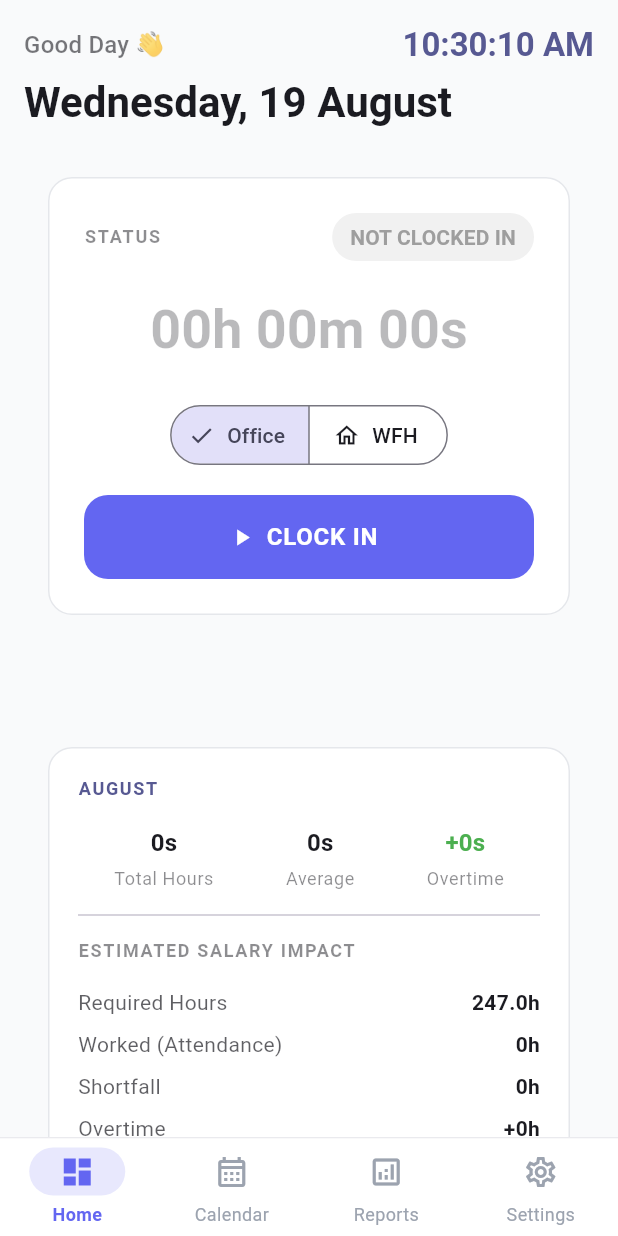
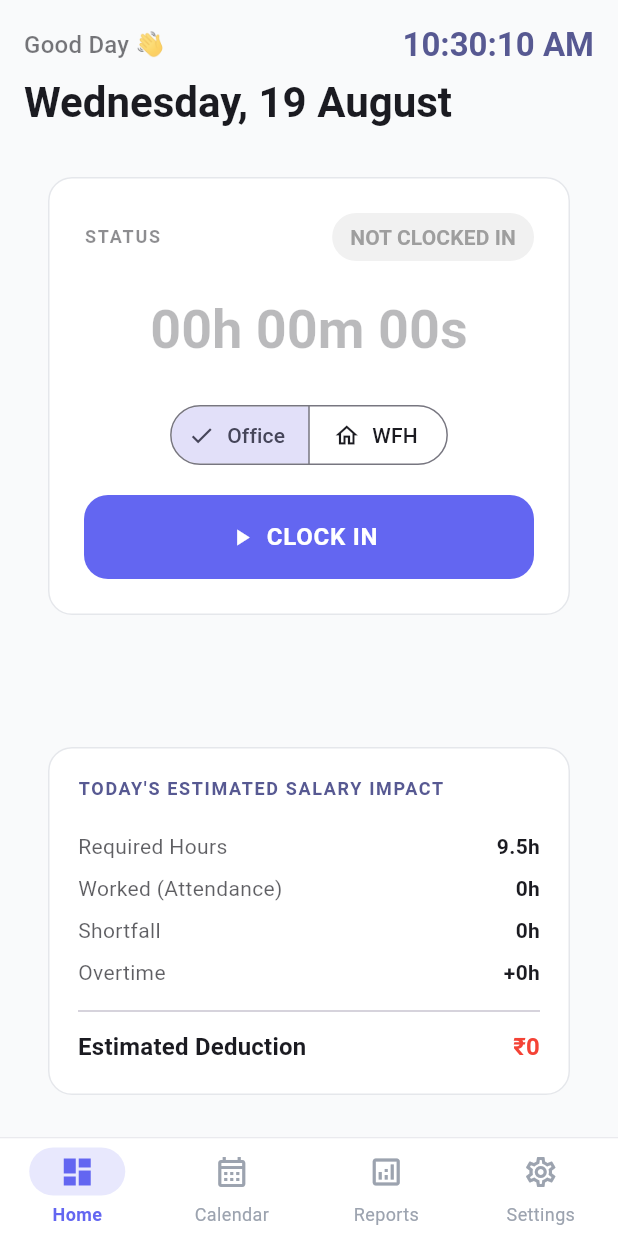
Before and after one commit to bhpy247/TimeTrackingWebApp, a Flutter app: the screen it shows after launch, after a tap on "Office", on a phone screen of 412 x 824 dp. Run offline on Flutter 3.47's test engine with Material 3 defaults, Android fonts, the phone set to English and light mode, and no system bars; our stand-ins replace csv, drift, fl_chart, flutter_riverpod, pdf, shared_preferences; missing offline and left inert: dart:html; accounts and stored records are empty; generated files the repository leaves out were written again.

Commit message:
update the live data of the salary and corrected the shortfall logic

```diff
--- a/lib/presentation/screens/home_screen.dart
+++ b/lib/presentation/screens/home_screen.dart
@@ -114,9 +114,9 @@ class _HomeScreenState extends ConsumerState<HomeScreen> {
               ),
               const SizedBox(height: 24),
 
-              // Monthly Summary Card
+              // Today's Salary Summary Card
               monthEntriesAsync.when(
-                data: (entries) => _buildMonthlySummary(theme, entries, settings),
+                data: (entries) => _LiveTodaySalarySummary(entries: entries, settings: settings),
                 loading: () => const SizedBox.shrink(),
                 error: (err, stack) => const SizedBox.shrink(),
               ),
@@ -540,119 +540,71 @@ class _HomeScreenState extends ConsumerState<HomeScreen> {
       ),
     );
   }
-
-  Widget _buildMonthlySummary(ThemeData theme, List<TimeEntry> entries, UserSettings settings) {
-    final totalDuration = TimeCalculator.calculateMonthlyTotal(entries);
-    final averageDuration = TimeCalculator.calculateMonthlyAverage(entries);
-
-    // Sum up overtime
-    Duration totalOvertime = Duration.zero;
-    for (final entry in entries) {
-      totalOvertime += TimeCalculator.calculateOvertime(entry, settings.expectedWorkingHours);
 }
 
-    String formatDurationSummary(Duration d) {
+class _LiveTodaySalarySummary extends StatefulWidget {
+  final List<TimeEntry> entries;
+  final UserSettings settings;
+
+  const _LiveTodaySalarySummary({
+    required this.entries,
+    required this.settings,
+  });
+
+  @override
+  State<_LiveTodaySalarySummary> createState() => _LiveTodaySalarySummaryState();
+}
+
+class _LiveTodaySalarySummaryState extends State<_LiveTodaySalarySummary> {
+  Timer? _timer;
+
+  @override
+  void initState() {
+    super.initState();
+    _startTimerIfNeeded();
+  }
+
+  @override
+  void didUpdateWidget(covariant _LiveTodaySalarySummary oldWidget) {
+    super.didUpdateWidget(oldWidget);
+    _startTimerIfNeeded();
+  }
+
+  @override
+  void dispose() {
+    _timer?.cancel();
+    super.dispose();
+  }
+
+  void _startTimerIfNeeded() {
+    final hasActiveEntry = widget.entries.any((e) => e.startTime != null && e.endTime == null);
+    if (hasActiveEntry) {
+      if (_timer == null || !_timer!.isActive) {
+        _timer = Timer.periodic(const Duration(seconds: 1), (timer) {
+          if (mounted) {
+            setState(() {});
+          }
+        });
+      }
+    } else {
+      _timer?.cancel();
+      _timer = null;
+    }
+  }
+
+  String _formatHoursMins(Duration d) {
     final hours = d.inHours;
     final minutes = d.inMinutes % 60;
     final seconds = d.inSeconds % 60;
     if (hours > 0) {
       return '${hours}h ${minutes}m';
     } else if (minutes > 0) {
-        return '${minutes}m ${seconds}s';
+      return '${minutes}m';
+    } else if (seconds > 0) {
+      return '${seconds}s';
     } else {
-        return '${seconds}s';
+      return '0h';
     }
-    }
-
-    final totalHoursStr = formatDurationSummary(totalDuration);
-    final averageHoursStr = formatDurationSummary(averageDuration);
-    final overtimeStr = '+${formatDurationSummary(totalOvertime)}';
-
-    final now = DateTime.now();
-    final monthName = DateFormat('MMMM').format(now);
-
-    // Salary & Attendance calculations
-    Duration monthlyAttendance = Duration.zero;
-    Duration monthlyShortfall = Duration.zero;
-    Duration monthlySalaryOvertime = Duration.zero;
-
-    for (final entry in entries) {
-      monthlyAttendance += SalaryCalculationService.calculateAttendanceDuration(entry);
-      final rawShortfall = SalaryCalculationService.calculateShortfall(entry, settings.requiredDailyDurationHours);
-      final roundedShortfall = SalaryCalculationService.applyRounding(rawShortfall, settings.roundingMethod);
-      monthlyShortfall += roundedShortfall;
-      monthlySalaryOvertime += SalaryCalculationService.calculateOvertime(entry, settings.requiredDailyDurationHours);
-    }
-
-    final requiredMonthHours = settings.payrollDays * settings.requiredDailyDurationHours;
-    final estimatedDeduction = SalaryCalculationService.calculateEstimatedDeduction(
-      shortfall: monthlyShortfall,
-      monthlySalary: settings.monthlySalary,
-      requiredDailyHours: settings.requiredDailyDurationHours,
-      payrollDays: settings.payrollDays,
-      deductionMethod: settings.salaryDeductionMethod,
-      roundingMethod: RoundingMethod.exact,
-    );
-
-    return Card(
-      color: theme.colorScheme.surface,
-      child: Padding(
-        padding: const EdgeInsets.all(20),
-        child: Column(
-          crossAxisAlignment: CrossAxisAlignment.start,
-          children: [
-            Text(
-              monthName.toUpperCase(),
-              style: theme.textTheme.labelMedium?.copyWith(
-                fontWeight: FontWeight.bold,
-                color: theme.colorScheme.primary,
-                letterSpacing: 1.1,
-              ),
-            ),
-            const SizedBox(height: 16),
-            Row(
-              mainAxisAlignment: MainAxisAlignment.spaceAround,
-              children: [
-                _buildSummaryStat(theme, totalHoursStr, 'Total Hours'),
-                _buildSummaryStat(theme, averageHoursStr, 'Average'),
-                _buildSummaryStat(theme, overtimeStr, 'Overtime', color: Colors.green),
-              ],
-            ),
-            const Divider(height: 32),
-            Text(
-              'ESTIMATED SALARY IMPACT',
-              style: theme.textTheme.labelMedium?.copyWith(
-                fontWeight: FontWeight.bold,
-                color: theme.colorScheme.onSurface.withOpacity(0.5),
-                letterSpacing: 1.1,
-              ),
-            ),
-            const SizedBox(height: 12),
-            _buildSalaryRow(theme, 'Required Hours', '${requiredMonthHours.toStringAsFixed(1)}h'),
-            _buildSalaryRow(theme, 'Worked (Attendance)', _formatHoursMins(monthlyAttendance)),
-            _buildSalaryRow(theme, 'Shortfall', _formatHoursMins(monthlyShortfall), valueColor: monthlyShortfall > Duration.zero ? Colors.red : null),
-            _buildSalaryRow(theme, 'Overtime', '+${_formatHoursMins(monthlySalaryOvertime)}', valueColor: monthlySalaryOvertime > Duration.zero ? Colors.green : null),
-            const SizedBox(height: 8),
-            Row(
-              mainAxisAlignment: MainAxisAlignment.spaceBetween,
-              children: [
-                Text(
-                  'Estimated Deduction',
-                  style: theme.textTheme.titleMedium?.copyWith(fontWeight: FontWeight.bold),
-                ),
-                Text(
-                  '₹${estimatedDeduction.toStringAsFixed(0)}',
-                  style: theme.textTheme.titleMedium?.copyWith(
-                    fontWeight: FontWeight.bold,
-                    color: Colors.red,
-                  ),
-                ),
-              ],
-            ),
-          ],
-        ),
-      ),
-    );
   }
 
   Widget _buildSalaryRow(ThemeData theme, String label, String value, {Color? valueColor}) {
@@ -679,39 +631,82 @@ class _HomeScreenState extends ConsumerState<HomeScreen> {
     );
   }
 
-  String _formatHoursMins(Duration d) {
-    final hours = d.inHours;
-    final minutes = d.inMinutes % 60;
-    final seconds = d.inSeconds % 60;
-    if (hours > 0) {
-      return '${hours}h ${minutes}m';
-    } else if (minutes > 0) {
-      return '${minutes}m';
-    } else if (seconds > 0) {
-      return '${seconds}s';
-    } else {
-      return '0h';
-    }
-  }
+  @override
+  Widget build(BuildContext context) {
+    final theme = Theme.of(context);
+    final entries = widget.entries;
+    final settings = widget.settings;
 
-  Widget _buildSummaryStat(ThemeData theme, String value, String label, {Color? color}) {
-    return Column(
+    final today = DateTime.now();
+    final todayEntryIndex = entries.indexWhere(
+      (e) => e.startTime != null &&
+             e.startTime!.year == today.year &&
+             e.startTime!.month == today.month &&
+             e.startTime!.day == today.day,
+    );
+    final todayEntry = todayEntryIndex != -1 ? entries[todayEntryIndex] : null;
+
+    final todayAttendance = todayEntry != null
+        ? SalaryCalculationService.calculateAttendanceDuration(todayEntry)
+        : Duration.zero;
+    final rawShortfall = todayEntry != null
+        ? SalaryCalculationService.calculateShortfall(todayEntry, settings.requiredDailyDurationHours)
+        : Duration.zero;
+    final todayShortfall = SalaryCalculationService.applyRounding(rawShortfall, settings.roundingMethod);
+    final todayOvertime = todayEntry != null
+        ? SalaryCalculationService.calculateOvertime(todayEntry, settings.requiredDailyDurationHours)
+        : Duration.zero;
+
+    final requiredDailyHours = settings.requiredDailyDurationHours;
+    final estimatedDeduction = SalaryCalculationService.calculateEstimatedDeduction(
+      shortfall: todayShortfall,
+      monthlySalary: settings.monthlySalary,
+      requiredDailyHours: settings.requiredDailyDurationHours,
+      payrollDays: settings.payrollDays,
+      deductionMethod: settings.salaryDeductionMethod,
+      roundingMethod: RoundingMethod.exact,
+    );
+
+    return Card(
+      color: theme.colorScheme.surface,
+      child: Padding(
+        padding: const EdgeInsets.all(20),
+        child: Column(
+          crossAxisAlignment: CrossAxisAlignment.start,
           children: [
             Text(
-          value,
+              'TODAY\'S ESTIMATED SALARY IMPACT',
+              style: theme.textTheme.labelMedium?.copyWith(
+                fontWeight: FontWeight.bold,
+                color: theme.colorScheme.primary,
+                letterSpacing: 1.1,
+              ),
+            ),
+            const SizedBox(height: 16),
+            _buildSalaryRow(theme, 'Required Hours', '${requiredDailyHours.toStringAsFixed(1)}h'),
+            _buildSalaryRow(theme, 'Worked (Attendance)', _formatHoursMins(todayAttendance)),
+            _buildSalaryRow(theme, 'Shortfall', _formatHoursMins(todayShortfall), valueColor: todayShortfall > Duration.zero ? Colors.red : null),
+            _buildSalaryRow(theme, 'Overtime', '+${_formatHoursMins(todayOvertime)}', valueColor: todayOvertime > Duration.zero ? Colors.green : null),
+            const Divider(height: 24),
+            Row(
+              mainAxisAlignment: MainAxisAlignment.spaceBetween,
+              children: [
+                Text(
+                  'Estimated Deduction',
+                  style: theme.textTheme.titleMedium?.copyWith(fontWeight: FontWeight.bold),
+                ),
+                Text(
+                  '₹${estimatedDeduction.toStringAsFixed(0)}',
                   style: theme.textTheme.titleMedium?.copyWith(
                     fontWeight: FontWeight.bold,
-            color: color ?? theme.colorScheme.onSurface,
-          ),
-        ),
-        const SizedBox(height: 4),
-        Text(
-          label,
-          style: theme.textTheme.bodySmall?.copyWith(
-            color: theme.colorScheme.onSurface.withOpacity(0.5),
+                    color: Colors.red,
                   ),
                 ),
               ],
+            ),
+          ],
+        ),
+      ),
     );
   }
 }
```
Lines whose indentation alone changed are shown as unchanged.
